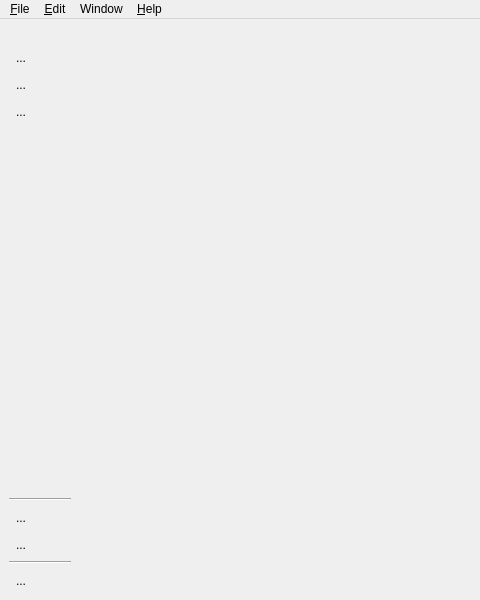
TeleMidia/nclcomposer, file composer-gui/ui/ComposerMainWindow.ui: the form before one commit; both pictures show x 0 to 480 and y 0 to 600 of the 800 by 600 pixel window.
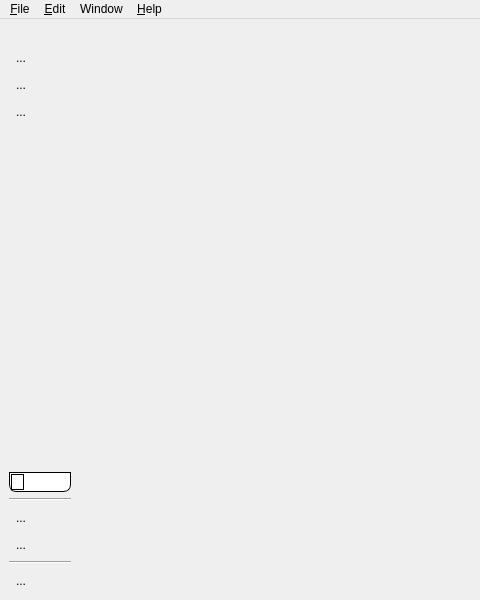
The form after the commit. Icons and pictures are not drawn.

Commit message: [gui] maint: Add composer::ui namespace.

What changed in the file:
```diff
--- a/composer-gui/ui/ComposerMainWindow.ui
+++ b/composer-gui/ui/ComposerMainWindow.ui
@@ -11,7 +11,7 @@
    </rect>
   </property>
   <property name="sizePolicy">
-   <sizepolicy hsizetype="Fixed" vsizetype="Preferred">
+   <sizepolicy hsizetype="Maximum" vsizetype="Preferred">
     <horstretch>0</horstretch>
     <verstretch>0</verstretch>
    </sizepolicy>
@@ -100,6 +100,29 @@
 
 QDockWidget {
     border: 1px;
+}
+QProgressBar {
+border: 1px solid black;
+text-align: top;
+padding: 1px;
+border-bottom-right-radius: 7px;
+border-bottom-left-radius: 7px;
+background: QLinearGradient( x1: 0, y1: 0, x2: 1, y2: 0,
+stop: 0 #fff,
+stop: 0.4999 #eee,
+stop: 0.5 #ddd,
+stop: 1 #eee );
+width: 15px;
+} 
+QProgressBar::chunk {
+background: QLinearGradient( x1: 0, y1: 0, x2: 1, y2: 0,
+ stop: 0 #78d,
+ stop: 0.4999 #46a,
+ stop: 0.5 #45a,
+ stop: 1 #238 );
+ border-bottom-right-radius: 7px;
+ border-bottom-left-radius: 7px;
+ border: 1px solid black;
 }</string>
   </property>
   <property name="documentMode">
@@ -184,7 +207,7 @@
    <property name="minimumSize">
     <size>
      <width>80</width>
-     <height>494</height>
+     <height>502</height>
     </size>
    </property>
    <property name="maximumSize">
@@ -294,6 +317,37 @@
        </property>
       </spacer>
      </item>
+     <item>
+      <widget class="QProgressBar" name="progressBar">
+       <property name="enabled">
+        <bool>true</bool>
+       </property>
+       <property name="sizePolicy">
+        <sizepolicy hsizetype="Expanding" vsizetype="Fixed">
+         <horstretch>0</horstretch>
+         <verstretch>0</verstretch>
+        </sizepolicy>
+       </property>
+       <property name="minimumSize">
+        <size>
+         <width>0</width>
+         <height>20</height>
+        </size>
+       </property>
+       <property name="maximumSize">
+        <size>
+         <width>16777215</width>
+         <height>20</height>
+        </size>
+       </property>
+       <property name="value">
+        <number>24</number>
+       </property>
+       <property name="textVisible">
+        <bool>false</bool>
+       </property>
+      </widget>
+     </item>
      <item>
       <widget class="Line" name="line_2">
        <property name="orientation">
```
Left out of the diff: 2 changed lines with no effect on the pictures. The commit also changes 21 other files.
